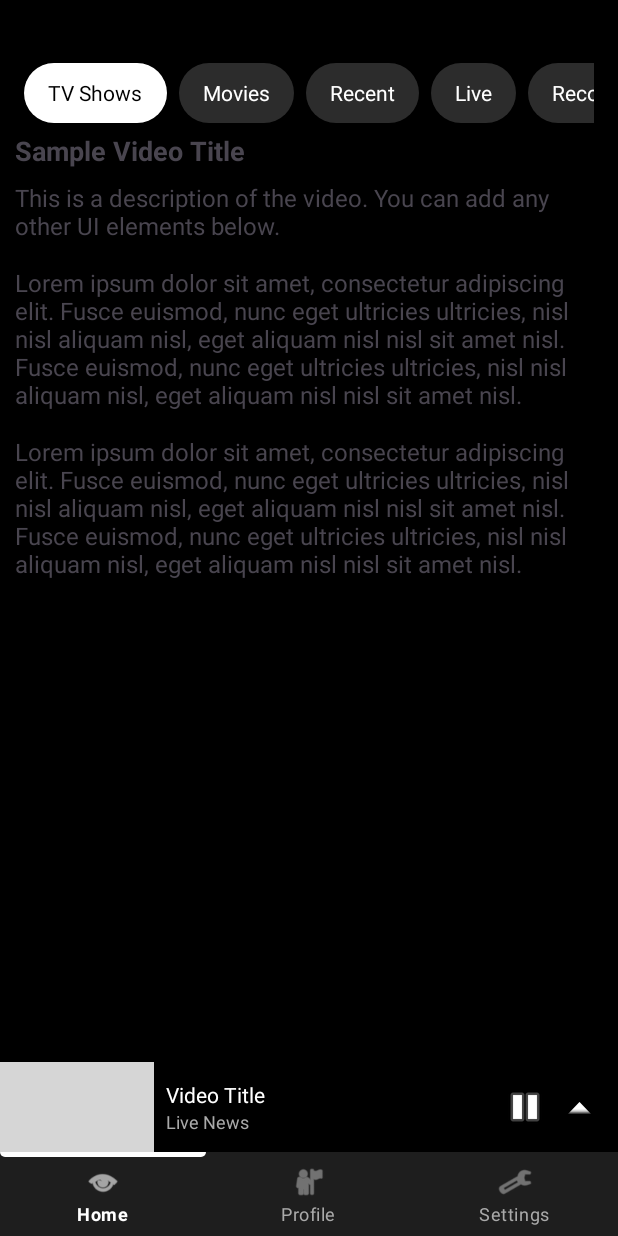
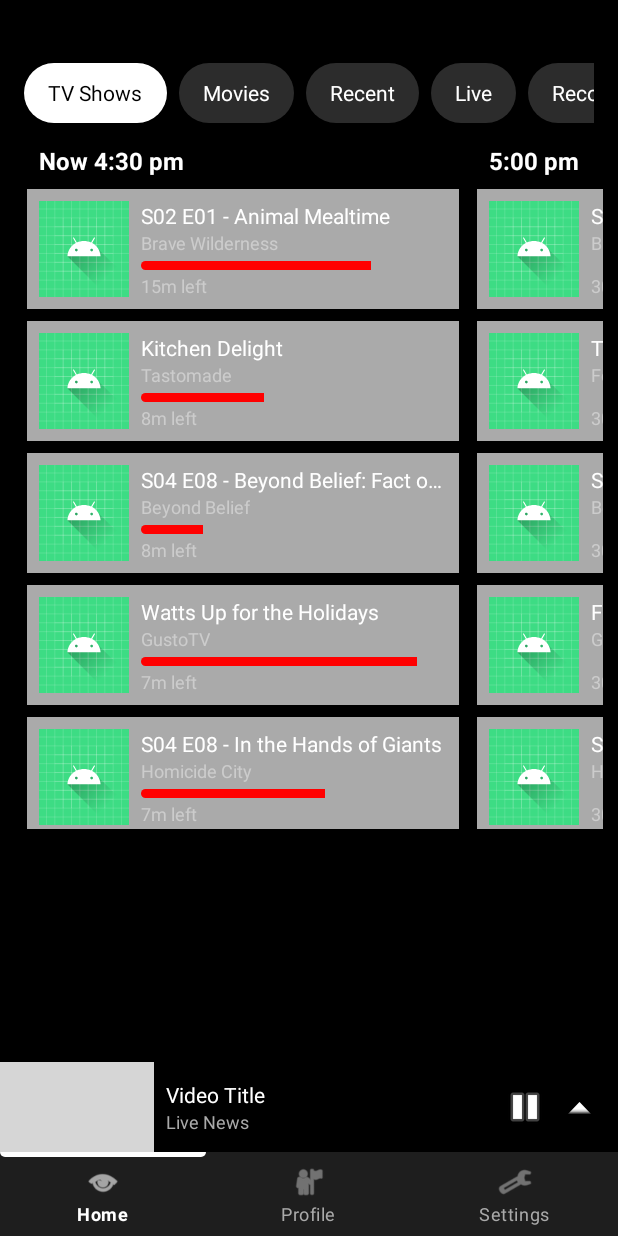
Before and after one commit to Uzairmajeed/Video-App, an Android app built with Jetpack Compose: the screen it shows after launch (MainActivity), after a tap on "Close", on a phone screen of 412 x 824 dp. Run offline under Robolectric (Android 15) with nearby library versions, the phone set to English and light mode, and no system bars; libraries missing offline, so code that uses them is left out: com.google.android.exoplayer2; plain views replace PlayerView; pictures from the network do not load; 15 statements that could not run were skipped; 1 other tap on this screen came first; grey boxes are pictures that could not be loaded.

Commit message:
StartedBuildingHomeFragmentList

```diff
--- a/app/src/main/java/com/example/videoapp/HomeFragment.kt
+++ b/app/src/main/java/com/example/videoapp/HomeFragment.kt
@@ -126,7 +126,7 @@ class HomeFragment : Fragment() {
         setupListeners()
 
         setupCategoryRecyclerView()
-
+        setupTimeSlots()
     }
 
     private fun setupCategoryRecyclerView() {
@@ -137,6 +137,13 @@ class HomeFragment : Fragment() {
             // 🔥 Add filtering logic here later
         }
     }
+
+    private fun setupTimeSlots() {
+        val timeRecycler = view?.findViewById<RecyclerView>(R.id.timeSlotRecyclerView)
+        timeRecycler?.layoutManager = LinearLayoutManager(requireContext(), LinearLayoutManager.HORIZONTAL, false)
+        timeRecycler?.adapter = TimeSlotAdapter(MediaDataProvider.timePeriods)
+    }
+
 
 
 
--- /dev/null
+++ b/app/src/main/java/com/example/videoapp/MediaItemAdapter.kt
@@ -0,0 +1,41 @@
+package com.example.videoapp
+
+import MediaItem
+import android.view.LayoutInflater
+import android.view.View
+import android.view.ViewGroup
+import android.widget.ImageView
+import android.widget.ProgressBar
+import android.widget.TextView
+import androidx.recyclerview.widget.RecyclerView
+
+class MediaItemAdapter(private val mediaItems: List<MediaItem>) :
+    RecyclerView.Adapter<MediaItemAdapter.MediaViewHolder>() {
+
+    class MediaViewHolder(view: View) : RecyclerView.ViewHolder(view) {
+        val title: TextView = view.findViewById(R.id.titleTextView)
+        val channel: TextView = view.findViewById(R.id.channelTextView)
+        val progressBar: ProgressBar = view.findViewById(R.id.progressBar)
+        val timeRemaining: TextView = view.findViewById(R.id.timeRemainingTextView)
+        val logo: ImageView = view.findViewById(R.id.logoImageView)
+    }
+
+    override fun onCreateViewHolder(parent: ViewGroup, viewType: Int): MediaViewHolder {
+        val view = LayoutInflater.from(parent.context)
+            .inflate(R.layout.item_media, parent, false)
+        return MediaViewHolder(view)
+    }
+
+    override fun getItemCount(): Int = mediaItems.size
+
+    override fun onBindViewHolder(holder: MediaViewHolder, position: Int) {
+        val item = mediaItems[position]
+        holder.title.text = item.title
+        holder.channel.text = item.channel
+        holder.timeRemaining.text = item.timeRemaining
+        holder.progressBar.progress = (item.progress * 100).toInt()
+
+        // TODO: Load channelLogo here if needed using Glide/Picasso
+        holder.logo.setImageResource(R.drawable.ic_launcher_foreground)
+    }
+}
--- /dev/null
+++ b/app/src/main/java/com/example/videoapp/TimeSlotAdapter.kt
@@ -0,0 +1,37 @@
+package com.example.videoapp
+
+import TimePeriod
+import android.view.LayoutInflater
+import android.view.View
+import android.view.ViewGroup
+import android.widget.TextView
+import androidx.recyclerview.widget.LinearLayoutManager
+import androidx.recyclerview.widget.RecyclerView
+
+class TimeSlotAdapter(private val timePeriods: List<TimePeriod>) :
+    RecyclerView.Adapter<TimeSlotAdapter.TimeSlotViewHolder>() {
+
+    class TimeSlotViewHolder(view: View) : RecyclerView.ViewHolder(view) {
+        val timeTextView: TextView = view.findViewById(R.id.timeTextView)
+        val mediaRecycler: RecyclerView = view.findViewById(R.id.mediaItemRecyclerView)
+    }
+
+    override fun onCreateViewHolder(parent: ViewGroup, viewType: Int): TimeSlotViewHolder {
+        val view = LayoutInflater.from(parent.context)
+            .inflate(R.layout.item_time_slot, parent, false)
+        return TimeSlotViewHolder(view)
+    }
+
+    override fun getItemCount(): Int = timePeriods.size
+
+    override fun onBindViewHolder(holder: TimeSlotViewHolder, position: Int) {
+        val period = timePeriods[position]
+        holder.timeTextView.text = period.time
+
+        holder.mediaRecycler.apply {
+            layoutManager = LinearLayoutManager(context, LinearLayoutManager.VERTICAL, false)
+            adapter = MediaItemAdapter(period.shows)
+            setHasFixedSize(true)
+        }
+    }
+}
--- a/app/src/main/res/layout/fragment_home.xml
+++ b/app/src/main/res/layout/fragment_home.xml
@@ -189,36 +189,19 @@
                 android:orientation="horizontal" />
 
 
-            <TextView
-                android:id="@+id/videoTitle"
+            <androidx.recyclerview.widget.RecyclerView
+                android:id="@+id/timeSlotRecyclerView"
                 android:layout_width="match_parent"
                 android:layout_height="wrap_content"
-                android:layout_marginBottom="8dp"
-                android:text="Sample Video Title"
-                android:textSize="18sp"
-                android:textStyle="bold" />
+                android:layout_marginTop="8dp"
+                android:clipToPadding="false"
+                android:paddingStart="8dp"
+                android:paddingEnd="8dp"
+                android:scrollbars="horizontal"
+                android:overScrollMode="never"
+                android:orientation="horizontal" />
 
-            <TextView
-                android:id="@+id/videoDescription"
-                android:layout_width="match_parent"
-                android:layout_height="wrap_content"
-                android:text="This is a description of the video. You can add any other UI elements below."
-                android:textSize="16sp" />
 
-            <!-- Additional content for scrolling -->
-            <TextView
-                android:layout_width="match_parent"
-                android:layout_height="wrap_content"
-                android:layout_marginTop="16dp"
-                android:text="Lorem ipsum dolor sit amet, consectetur adipiscing elit. Fusce euismod, nunc eget ultricies ultricies, nisl nisl aliquam nisl, eget aliquam nisl nisl sit amet nisl. Fusce euismod, nunc eget ultricies ultricies, nisl nisl aliquam nisl, eget aliquam nisl nisl sit amet nisl."
-                android:textSize="16sp" />
-
-            <TextView
-                android:layout_width="match_parent"
-                android:layout_height="wrap_content"
-                android:layout_marginTop="16dp"
-                android:text="Lorem ipsum dolor sit amet, consectetur adipiscing elit. Fusce euismod, nunc eget ultricies ultricies, nisl nisl aliquam nisl, eget aliquam nisl nisl sit amet nisl. Fusce euismod, nunc eget ultricies ultricies, nisl nisl aliquam nisl, eget aliquam nisl nisl sit amet nisl."
-                android:textSize="16sp" />
         </LinearLayout>
     </ScrollView>
 
--- /dev/null
+++ b/app/src/main/res/layout/item_media.xml
@@ -0,0 +1,65 @@
+<LinearLayout xmlns:android="http://schemas.android.com/apk/res/android"
+    android:layout_width="match_parent"
+    android:layout_height="80dp"
+    android:orientation="horizontal"
+    android:background="@android:color/darker_gray"
+    android:layout_marginBottom="8dp"
+    android:padding="8dp">
+
+    <!-- Channel logo -->
+    <ImageView
+        android:id="@+id/logoImageView"
+        android:layout_width="60dp"
+        android:layout_height="match_parent"
+        android:scaleType="centerInside"
+        android:src="@drawable/ic_launcher_foreground"
+        android:background="@drawable/ic_launcher_background"
+        android:padding="4dp" />
+
+    <LinearLayout
+        android:layout_width="0dp"
+        android:layout_height="match_parent"
+        android:layout_weight="1"
+        android:orientation="vertical"
+        android:paddingStart="8dp">
+
+        <TextView
+            android:id="@+id/titleTextView"
+            android:layout_width="wrap_content"
+            android:layout_height="wrap_content"
+            android:text="S02 E01 - Animal Mealtime"
+            android:textColor="@android:color/white"
+            android:textSize="14sp"
+            android:maxLines="1"
+            android:ellipsize="end" />
+
+        <TextView
+            android:id="@+id/channelTextView"
+            android:layout_width="wrap_content"
+            android:layout_height="wrap_content"
+            android:text="Brave Wilderness"
+            android:textColor="#CCCCCC"
+            android:textSize="12sp"
+            android:maxLines="1"
+            android:ellipsize="end" />
+
+        <ProgressBar
+            android:id="@+id/progressBar"
+            style="?android:attr/progressBarStyleHorizontal"
+            android:layout_width="match_parent"
+            android:layout_height="6dp"
+            android:progress="50"
+            android:max="100"
+            android:progressDrawable="@drawable/custom_progress_drawable"
+            android:layout_marginTop="4dp"/>
+
+        <TextView
+            android:id="@+id/timeRemainingTextView"
+            android:layout_width="wrap_content"
+            android:layout_height="wrap_content"
+            android:text="15m left"
+            android:textColor="#CCCCCC"
+            android:textSize="12sp"
+            android:layout_marginTop="2dp" />
+    </LinearLayout>
+</LinearLayout>
--- /dev/null
+++ b/app/src/main/res/layout/item_time_slot.xml
@@ -0,0 +1,25 @@
+<LinearLayout xmlns:android="http://schemas.android.com/apk/res/android"
+    android:layout_width="300dp"
+    android:layout_height="wrap_content"
+    android:orientation="vertical"
+    android:paddingEnd="12dp"
+    android:paddingBottom="16dp">
+
+    <TextView
+        android:id="@+id/timeTextView"
+        android:layout_width="wrap_content"
+        android:layout_height="wrap_content"
+        android:text="Now 4:30 pm"
+        android:textColor="@android:color/white"
+        android:textSize="16sp"
+        android:textStyle="bold"
+        android:paddingStart="8dp"
+        android:paddingBottom="8dp" />
+
+    <androidx.recyclerview.widget.RecyclerView
+        android:id="@+id/mediaItemRecyclerView"
+        android:layout_width="match_parent"
+        android:layout_height="wrap_content"
+        android:nestedScrollingEnabled="false"
+        android:orientation="vertical" />
+</LinearLayout>
```
